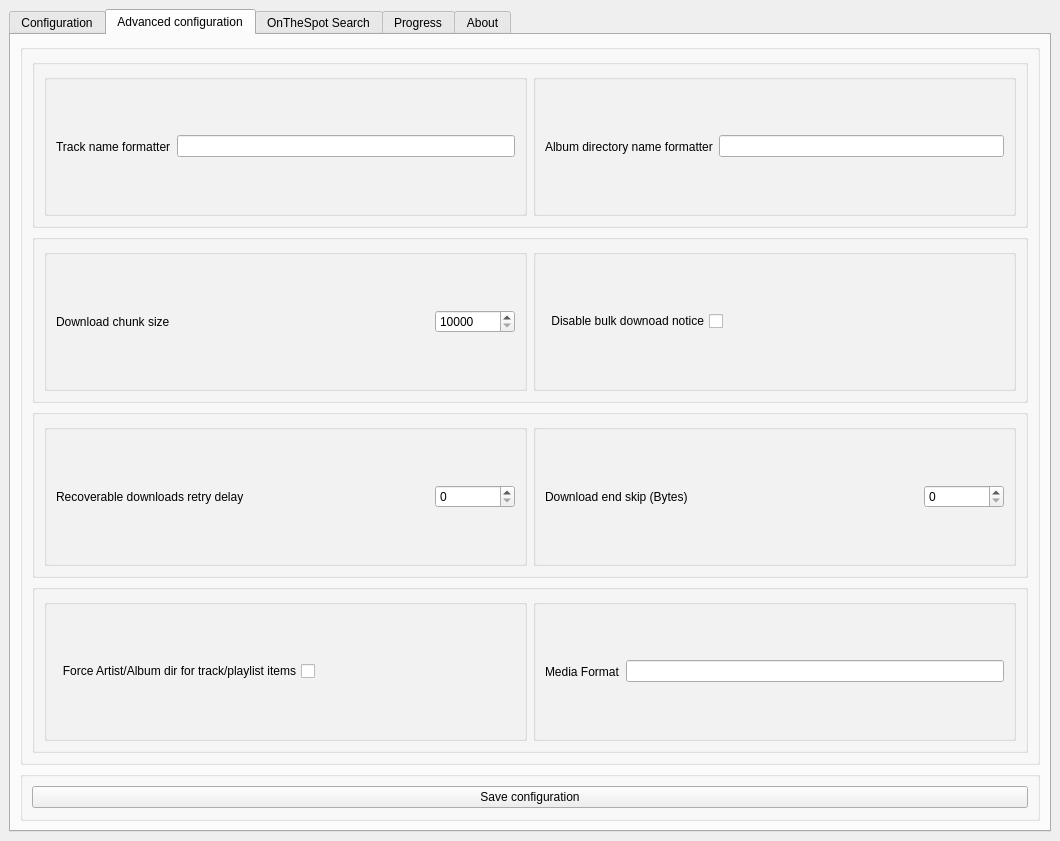
The window that ui/main.ui (moddroid94/onthespot) describes before a commit, drawn with Qt 5.
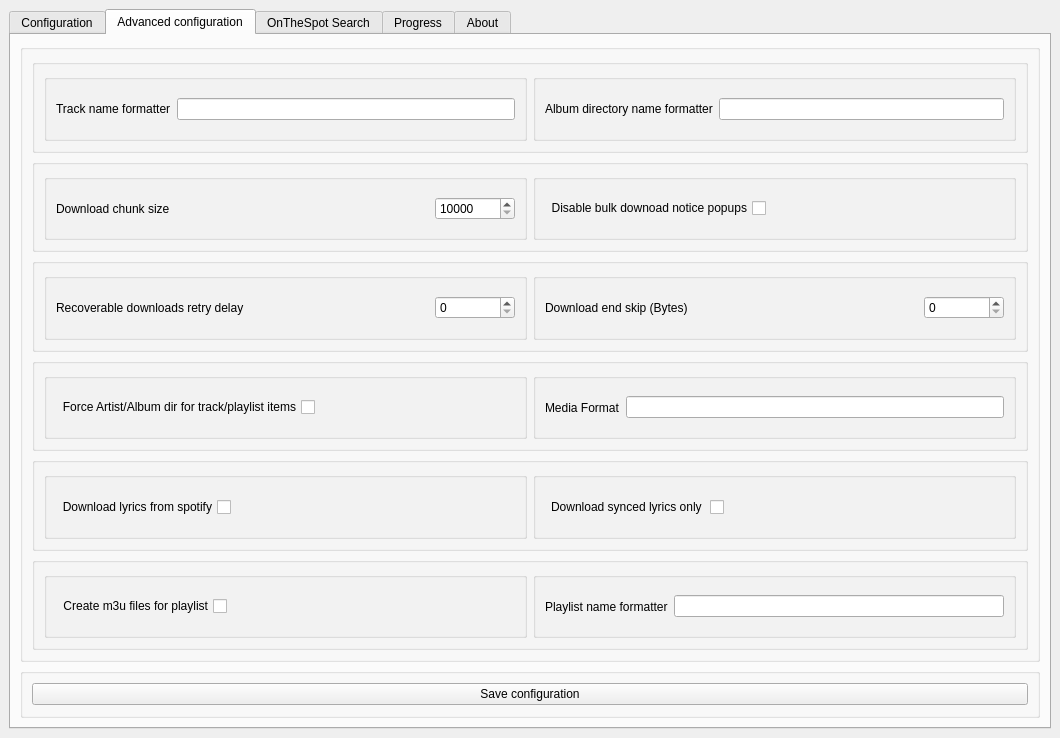
The same window after the commit. The open tabs and pages were chosen to show the change.

Commit message:
Support synced/unsynced lyrics download !
Support synced/unsynced lyrics download !

Diff of the .ui file:
```diff
--- a/ui/main.ui
+++ b/ui/main.ui
@@ -10,7 +10,7 @@
     <x>0</x>
     <y>0</y>
     <width>1060</width>
-    <height>841</height>
+    <height>738</height>
    </rect>
   </property>
   <property name="windowTitle">
@@ -621,7 +621,7 @@
                     <enum>Qt::RightToLeft</enum>
                    </property>
                    <property name="text">
-                    <string>Disable bulk downoad notice</string>
+                    <string>Disable bulk downoad notice popups</string>
                    </property>
                   </widget>
                  </item>
@@ -763,6 +763,12 @@
                 <layout class="QHBoxLayout" name="horizontalLayout_25">
                  <item>
                   <widget class="QCheckBox" name="inp_force_track_dir">
+                   <property name="maximumSize">
+                    <size>
+                     <width>338</width>
+                     <height>16777215</height>
+                    </size>
+                   </property>
                    <property name="layoutDirection">
                     <enum>Qt::RightToLeft</enum>
                    </property>
@@ -809,6 +815,148 @@
              </layout>
             </widget>
            </item>
+           <item>
+            <widget class="QGroupBox" name="group_lyrics_cfg">
+             <property name="title">
+              <string/>
+             </property>
+             <property name="flat">
+              <bool>true</bool>
+             </property>
+             <layout class="QHBoxLayout" name="horizontalLayout_32">
+              <item>
+               <widget class="QGroupBox" name="group_lyrics_cfg_lyricsenable">
+                <property name="title">
+                 <string/>
+                </property>
+                <property name="flat">
+                 <bool>false</bool>
+                </property>
+                <layout class="QHBoxLayout" name="horizontalLayout_33">
+                 <item>
+                  <widget class="QCheckBox" name="inp_enable_lyrics">
+                   <property name="layoutDirection">
+                    <enum>Qt::RightToLeft</enum>
+                   </property>
+                   <property name="text">
+                    <string>Download lyrics from spotify</string>
+                   </property>
+                  </widget>
+                 </item>
+                 <item>
+                  <spacer name="horizontalSpacer_10">
+                   <property name="orientation">
+                    <enum>Qt::Horizontal</enum>
+                   </property>
+                   <property name="sizeHint" stdset="0">
+                    <size>
+                     <width>40</width>
+                     <height>20</height>
+                    </size>
+                   </property>
+                  </spacer>
+                 </item>
+                </layout>
+               </widget>
+              </item>
+              <item>
+               <widget class="QGroupBox" name="group_lyrics_cfg_only_synced">
+                <property name="title">
+                 <string/>
+                </property>
+                <layout class="QHBoxLayout" name="horizontalLayout_34">
+                 <item>
+                  <widget class="QCheckBox" name="inp_only_synced_lyrics">
+                   <property name="layoutDirection">
+                    <enum>Qt::RightToLeft</enum>
+                   </property>
+                   <property name="text">
+                    <string>Download synced lyrics only </string>
+                   </property>
+                  </widget>
+                 </item>
+                 <item>
+                  <spacer name="horizontalSpacer_11">
+                   <property name="orientation">
+                    <enum>Qt::Horizontal</enum>
+                   </property>
+                   <property name="sizeHint" stdset="0">
+                    <size>
+                     <width>241</width>
+                     <height>20</height>
+                    </size>
+                   </property>
+                  </spacer>
+                 </item>
+                </layout>
+               </widget>
+              </item>
+             </layout>
+            </widget>
+           </item>
+           <item>
+            <widget class="QGroupBox" name="group_playlist_cfg">
+             <property name="title">
+              <string/>
+             </property>
+             <property name="flat">
+              <bool>true</bool>
+             </property>
+             <layout class="QHBoxLayout" name="horizontalLayout_41">
+              <item>
+               <widget class="QGroupBox" name="group_playlist_cfg_m3u">
+                <property name="title">
+                 <string/>
+                </property>
+                <layout class="QHBoxLayout" name="horizontalLayout_42">
+                 <item>
+                  <widget class="QCheckBox" name="imp_create_playlists">
+                   <property name="layoutDirection">
+                    <enum>Qt::RightToLeft</enum>
+                   </property>
+                   <property name="text">
+                    <string>Create m3u files for playlist</string>
+                   </property>
+                  </widget>
+                 </item>
+                 <item>
+                  <spacer name="horizontalSpacer_16">
+                   <property name="orientation">
+                    <enum>Qt::Horizontal</enum>
+                   </property>
+                   <property name="sizeHint" stdset="0">
+                    <size>
+                     <width>234</width>
+                     <height>20</height>
+                    </size>
+                   </property>
+                  </spacer>
+                 </item>
+                </layout>
+               </widget>
+              </item>
+              <item>
+               <widget class="QGroupBox" name="group_playlist_cfg_format">
+                <property name="title">
+                 <string/>
+                </property>
+                <layout class="QHBoxLayout" name="horizontalLayout_43">
+                 <item>
+                  <widget class="QLabel" name="lb_playlist_name_formatter">
+                   <property name="text">
+                    <string>Playlist name formatter</string>
+                   </property>
+                  </widget>
+                 </item>
+                 <item>
+                  <widget class="QLineEdit" name="inp_playlist_name_formatter"/>
+                 </item>
+                </layout>
+               </widget>
+              </item>
+             </layout>
+            </widget>
+           </item>
           </layout>
          </widget>
         </item>
```
The commit also changes 3 other files.
